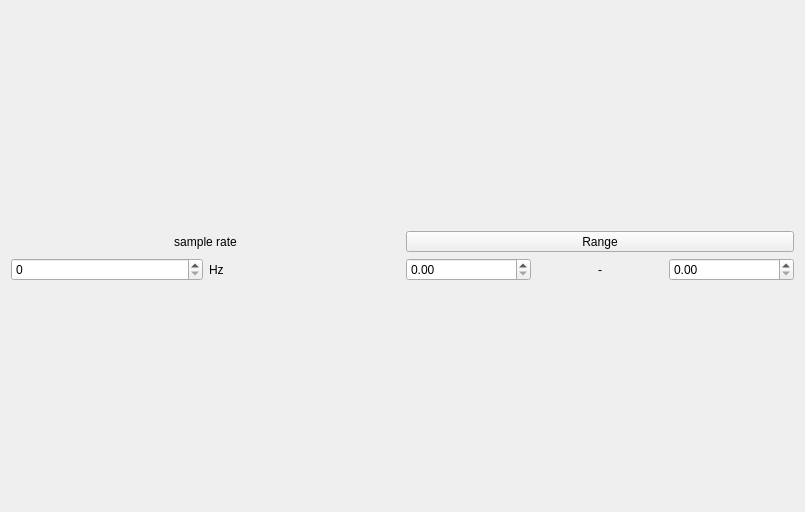
Old version of the form src/form/plot/FourierTransform/fouriertransform.ui in the repository MRsoymilk/MySerial.
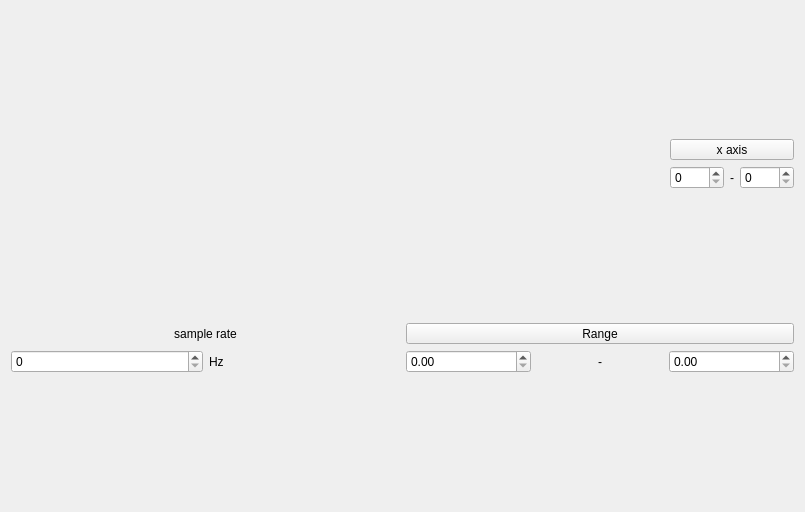
New version of the form.

Commit message: use Hann transition window + transition bandwidth fix Gibbs ringing

Diff of the .ui file:
```diff
--- a/src/form/plot/FourierTransform/fouriertransform.ui
+++ b/src/form/plot/FourierTransform/fouriertransform.ui
@@ -13,14 +13,8 @@
   <property name="windowTitle">
    <string>Form</string>
   </property>
-  <layout class="QGridLayout" name="gridLayout_2" rowstretch="9,1">
-   <item row="0" column="0">
-    <layout class="QGridLayout" name="gLayFFT"/>
-   </item>
-   <item row="0" column="1">
-    <layout class="QGridLayout" name="gLayIFFT"/>
-   </item>
-   <item row="1" column="0" colspan="2">
+  <layout class="QGridLayout" name="gridLayout_2" rowstretch="9,1,0">
+   <item row="2" column="0" colspan="2">
     <layout class="QHBoxLayout" name="horizontalLayout">
      <item>
       <layout class="QVBoxLayout" name="vLaySampleRate">
@@ -101,6 +95,71 @@
      </item>
     </layout>
    </item>
+   <item row="0" column="0">
+    <layout class="QGridLayout" name="gLayFFT"/>
+   </item>
+   <item row="0" column="1">
+    <layout class="QGridLayout" name="gLayIFFT"/>
+   </item>
+   <item row="1" column="0" colspan="2">
+    <layout class="QHBoxLayout" name="horizontalLayout_2">
+     <item>
+      <spacer name="horizontalSpacer">
+       <property name="orientation">
+        <enum>Qt::Orientation::Horizontal</enum>
+       </property>
+       <property name="sizeHint" stdset="0">
+        <size>
+         <width>40</width>
+         <height>20</height>
+        </size>
+       </property>
+      </spacer>
+     </item>
+     <item>
+      <layout class="QVBoxLayout" name="verticalLayout">
+       <item>
+        <widget class="QToolButton" name="tBtnAxis">
+         <property name="sizePolicy">
+          <sizepolicy hsizetype="Preferred" vsizetype="Fixed">
+           <horstretch>0</horstretch>
+           <verstretch>0</verstretch>
+          </sizepolicy>
+         </property>
+         <property name="text">
+          <string>x axis</string>
+         </property>
+        </widget>
+       </item>
+       <item>
+        <layout class="QHBoxLayout" name="horizontalLayout_3">
+         <item>
+          <widget class="QSpinBox" name="spinBoxAxisXStart">
+           <property name="maximum">
+            <number>9999</number>
+           </property>
+          </widget>
+         </item>
+         <item>
+          <widget class="QLabel" name="label">
+           <property name="text">
+            <string>-</string>
+           </property>
+          </widget>
+         </item>
+         <item>
+          <widget class="QSpinBox" name="spinBoxAxisXEnd">
+           <property name="maximum">
+            <number>9999</number>
+           </property>
+          </widget>
+         </item>
+        </layout>
+       </item>
+      </layout>
+     </item>
+    </layout>
+   </item>
   </layout>
  </widget>
  <resources/>
```
The commit also changes 2 other files.
